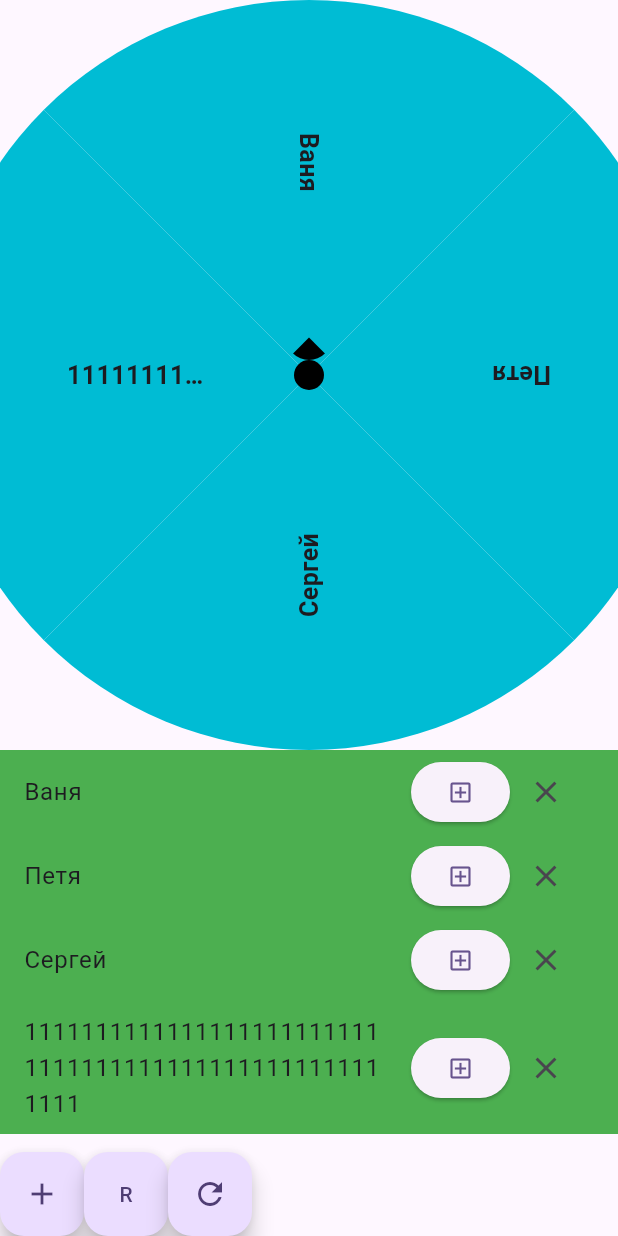
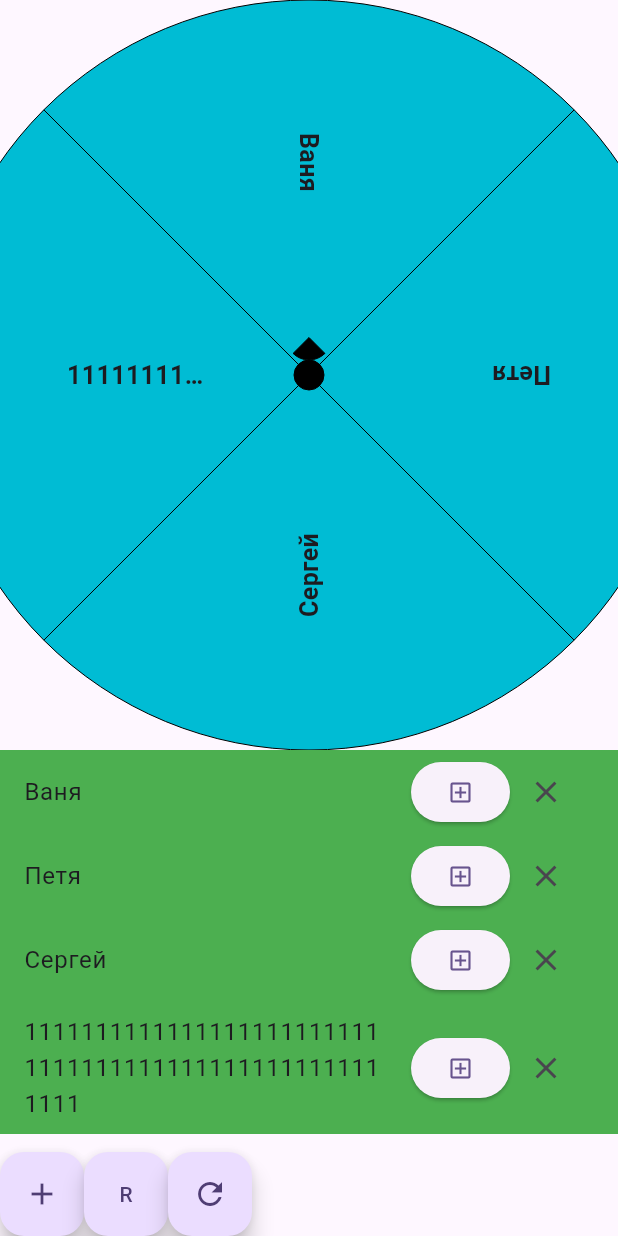
Before and after one commit to MrDalik/Flutter_DZ, a Flutter app: the screen it shows after launch, after a tap on the "close" icon, on a phone screen of 412 x 824 dp. Run offline on Flutter 3.47's test engine with Material 3 defaults, Android fonts, the light colour scheme and no system bars.

```diff
--- a/wheel_of_fortune/lib/widget/sector_painter.dart
+++ b/wheel_of_fortune/lib/widget/sector_painter.dart
@@ -14,14 +14,17 @@ class SectorPainter extends CustomPainter {
   @override
   void paint(Canvas canvas, Size size) {
     final paint = Paint()
-      ..color = color
-      ..style = PaintingStyle.fill;
+      ..color = Colors.black
+      ..style = PaintingStyle.stroke;
 
     Offset circleCenter = Offset(size.width / 2, size.height / 2);
     Rect rectangle = Rect.fromCircle(center: circleCenter, radius: radius);
 
     bool useCenter = true;
 
+    canvas.drawArc(rectangle, -angle / 2 - pi / 2, angle, useCenter, Paint()
+      ..color = color
+      ..style = PaintingStyle.fill);
     canvas.drawArc(rectangle, -angle / 2 - pi / 2, angle, useCenter, paint);
   }
 
```
